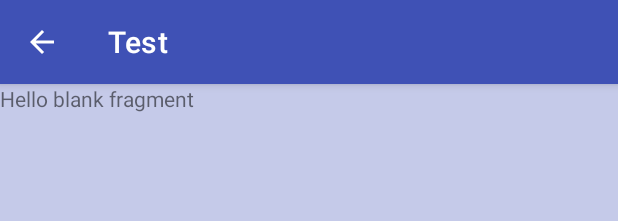
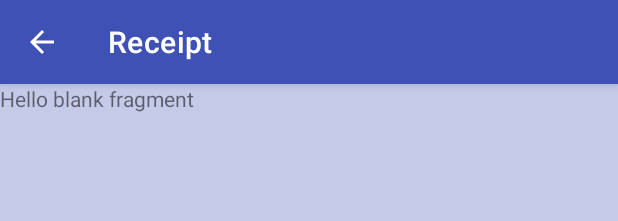
Before and after one commit to twcn-na-homework/lone-star-cafe-android, an Android app: the layout fragment_receipt.xml on its own in the app's theme, with its tools: preview values and no code run, on a phone screen of 412 x 824 dp. Shown: the top 221 px of the screen. Run offline under Robolectric (Android 15) with nearby library versions, the phone set to English and light mode, and no system bars.

```diff
--- a/app/src/main/res/layout/fragment_receipt.xml
+++ b/app/src/main/res/layout/fragment_receipt.xml
@@ -22,7 +22,7 @@
                 android:layout_width="match_parent"
                 android:layout_height="?attr/actionBarSize"
                 android:id="@+id/toolbar"
-                app:title="Test"
+                app:title="@string/receipt"
                 app:navigationIcon="?attr/homeAsUpIndicator"/>
         </com.google.android.material.appbar.AppBarLayout>
 
--- a/app/src/main/res/values/strings.xml
+++ b/app/src/main/res/values/strings.xml
@@ -2,6 +2,9 @@
     <string name="app_name">Lone Star Cafe</string>
     <string name="price_format">$ %.2f</string>
     <string name="submit_order">submit</string>
+    <string name="apply_discount">Apply Discount</string>
+    <string name="receipt">Receipt</string>
+    <string name="discount_dialog_title">Choose Discount</string>
 
     <plurals name="number_selected_items">
         <item quantity="one">%d item</item>
--- a/app/src/main/res/values/themes.xml
+++ b/app/src/main/res/values/themes.xml
@@ -16,9 +16,18 @@
         <item name="materialButtonStyle">@style/Theme.LoneStarCafe.Button</item>
         <item name="android:textColorPrimary">?attr/colorOnPrimary</item>
         <item name="android:colorControlNormal">?attr/colorOnPrimary</item>
+        <item name="popupTheme">@style/Theme.LoneStarCafe.CompactMenu</item>
     </style>
 
     <style name="Theme.LoneStarCafe.Button" parent="Widget.AppCompat.Button.Colored">
         <item name="backgroundTint">@drawable/button_color</item>
     </style>
+
+    <style name="Theme.LoneStarCafe.CompactMenu" parent="Theme.MaterialComponents.CompactMenu">
+        <item name="android:panelBackground">@color/light_primary</item>
+        <item name="android:itemTextAppearance">@style/Theme.LoneStarCafe.CompactMenu.ItemTextStyle</item>
+    </style>
+    <style name="Theme.LoneStarCafe.CompactMenu.ItemTextStyle" parent="Theme.MaterialComponents.CompactMenu">
+        <item name="android:textColor">@color/primary_text</item>
+    </style>
 </resources>
```
Also changed, not shown: app/src/main/java/com/thoughtworks/lonestarcafe/fragment/ReceiptFragment.kt (+55 -0 lines), app/src/main/res/menu/receipt_menu.xml (added, +8 -0 lines).
